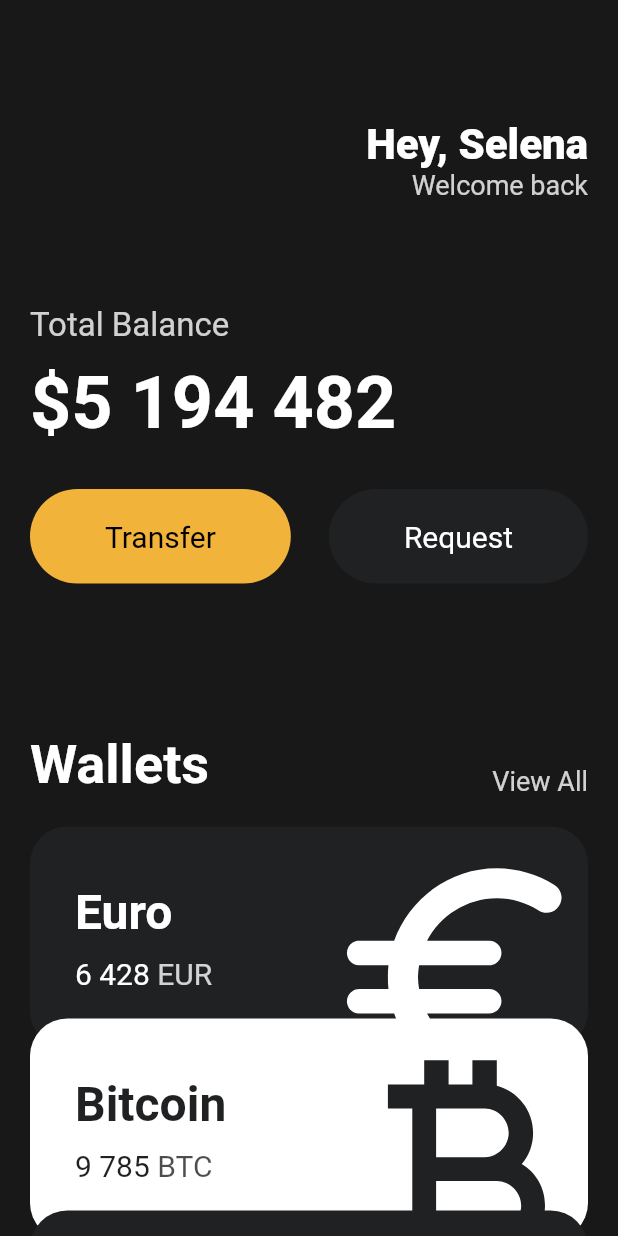
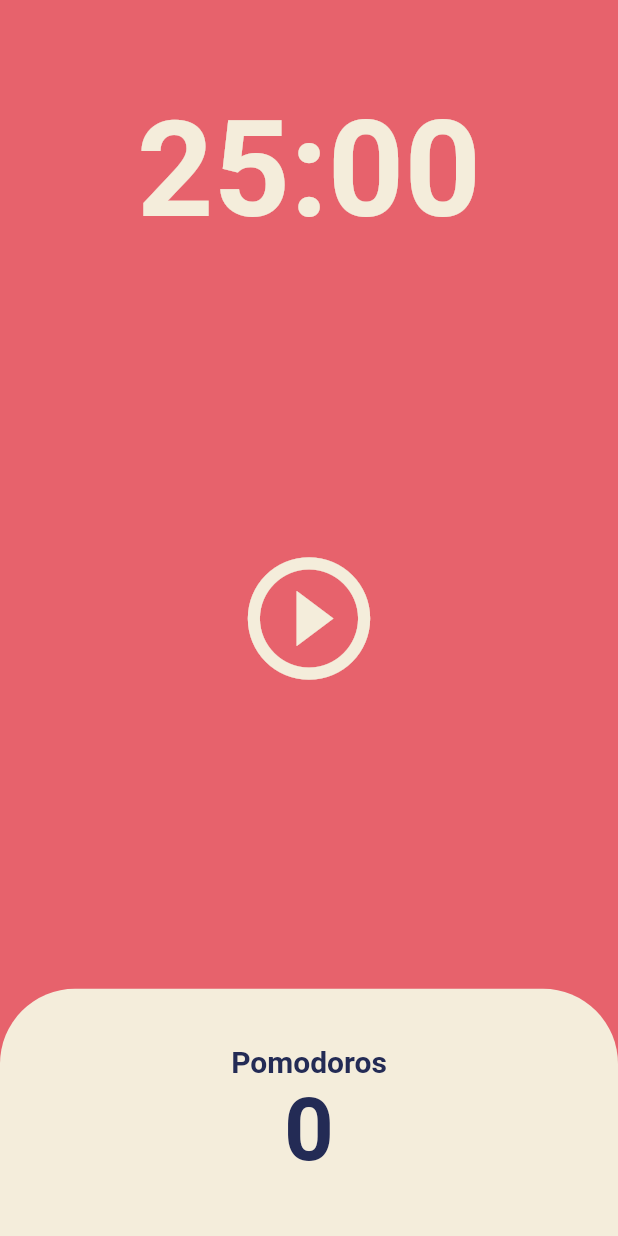
Before and after one commit to hyeseonpark/flutter-practice, a Flutter app: the screen it shows after launch, on a phone screen of 412 x 824 dp. Run offline on Flutter 3.47's test engine with Material 2 defaults, Android fonts, the phone set to English and light mode, and no system bars.

Commit message:
pomodoro app

```diff
--- a/lib/main.dart
+++ b/lib/main.dart
@@ -1,153 +1,26 @@
 import 'package:flutter/material.dart';
-import 'package:toonflix/widgets/button.dart';
-import 'package:toonflix/widgets/currency_card.dart';
-
-class Player {
-  String? name;
-  Player();
-}
+import 'package:toonflix/screens/home_screen.dart';
 
 void main() {
-  runApp(App());
+  runApp(const App());
 }
 
 class App extends StatelessWidget {
+  const App({super.key});
+
   @override
   Widget build(BuildContext context) {
     return MaterialApp(
-      home: Scaffold(
-        backgroundColor: const Color(0xFF181818),
-        body: SingleChildScrollView(
-          child: Padding(
-            padding: const EdgeInsets.symmetric(
-              horizontal: 20,
-            ),
-            child: Column(
-              crossAxisAlignment: CrossAxisAlignment.start,
-              children: [
-                const SizedBox(
-                  height: 80,
-                ),
-                Row(
-                  mainAxisAlignment: MainAxisAlignment.end,
-                  children: [
-                    Column(
-                      crossAxisAlignment: CrossAxisAlignment.end,
-                      children: [
-                        const Text(
-                          'Hey, Selena',
-                          style: TextStyle(
-                            color: Colors.white,
-                            fontSize: 28,
-                            fontWeight: FontWeight.w800,
-                          ),
-                        ),
-                        Text(
-                          'Welcome back',
-                          style: TextStyle(
-                            color: Colors.white.withOpacity(0.8),
-                            fontSize: 18,
-                          ),
-                        ),
-                      ],
-                    )
-                  ],
-                ),
-                const SizedBox(
-                  height: 70,
-                ),
-                Text(
-                  'Total Balance',
-                  style: TextStyle(
-                    fontSize: 22,
-                    color: Colors.white.withOpacity(0.8),
-                  ),
-                ),
-                const SizedBox(
-                  height: 10,
-                ),
-                const Text(
-                  '\$5 194 482',
-                  style: TextStyle(
-                    fontSize: 48,
-                    color: Colors.white,
-                    fontWeight: FontWeight.w600,
-                  ),
-                ),
-                const SizedBox(
-                  height: 30,
-                ),
-                Row(
-                  mainAxisAlignment: MainAxisAlignment.spaceBetween,
-                  children: const [
-                    Button(
-                      text: 'Transfer',
-                      bgColor: Color(0xFFF2B33A),
-                      textColor: Colors.black,
-                    ),
-                    Button(
-                      text: 'Request',
-                      bgColor: Color(0xFF1F2123),
-                      textColor: Colors.white,
-                    ),
-                  ],
-                ),
-                const SizedBox(
-                  height: 100,
-                ),
-                Row(
-                  crossAxisAlignment: CrossAxisAlignment.end,
-                  mainAxisAlignment: MainAxisAlignment.spaceBetween,
-                  children: [
-                    const Text(
-                      'Wallets',
-                      style: TextStyle(
-                        color: Colors.white,
-                        fontSize: 36,
-                        fontWeight: FontWeight.w600,
-                      ),
-                    ),
-                    Text(
-                      'View All',
-                      style: TextStyle(
-                        color: Colors.white.withOpacity(0.8),
-                        fontSize: 18,
-                      ),
-                    ),
-                  ],
-                ),
-                const SizedBox(
-                  height: 20,
-                ),
-                const CurrencyCard(
-                  name: 'Euro',
-                  code: 'EUR',
-                  amount: '6 428',
-                  icon: Icons.euro_rounded,
-                  isInverted: false,
-                  index: 0,
-                ),
-                const CurrencyCard(
-                  name: 'Bitcoin',
-                  code: 'BTC',
-                  amount: '9 785',
-                  icon: Icons.currency_bitcoin,
-                  isInverted: true,
-                  index: 1,
-                ),
-                const CurrencyCard(
-                  name: 'Dollar',
-                  code: 'USD',
-                  amount: '428',
-                  icon: Icons.attach_money_outlined,
-                  isInverted: false,
-                  index: 2,
-                ),
-              ],
-            ),
+      theme: ThemeData(
+        backgroundColor: const Color(0xFFE7626C),
+        textTheme: const TextTheme(
+          headline1: TextStyle(
+            color: Color(0xFF232B55),
           ),
         ),
+        cardColor: const Color(0xFFF4EDDB),
       ),
+      home: const HomeScreen(),
     );
   }
 }
--- /dev/null
+++ b/lib/screens/home_screen.dart
@@ -0,0 +1,171 @@
+import 'dart:async';
+
+import 'package:flutter/material.dart';
+
+class HomeScreen extends StatefulWidget {
+  const HomeScreen({super.key});
+
+  @override
+  State<HomeScreen> createState() => _HomeScreenState();
+}
+
+class _HomeScreenState extends State<HomeScreen> {
+  static const twentyFiveMinutes = 1500;
+  int totalSeconds = twentyFiveMinutes;
+  bool isRunning = false;
+  bool ableRestart = false;
+  int totalPomodoros = 0;
+  late Timer timer;
+
+  void onTick(Timer timer) {
+    if (totalSeconds == 0) {
+      setState(() {
+        totalPomodoros = totalPomodoros + 1;
+        isRunning = false;
+        totalSeconds = twentyFiveMinutes;
+      });
+      timer.cancel();
+    } else {
+      setState(() {
+        totalSeconds = totalSeconds - 1;
+      });
+    }
+  }
+
+  void onStartPressed() {
+    timer = Timer.periodic(
+      const Duration(seconds: 1),
+      onTick, // 괄호를 넣으면 당장 실행한다는 뜻
+    );
+
+    setState(() {
+      isRunning = true;
+      ableRestart = false;
+    });
+  }
+
+  void onPausePressed() {
+    timer.cancel();
+
+    setState(() {
+      isRunning = false;
+      ableRestart = true;
+    });
+  }
+
+  void onRestartPressed() {
+    setState(() {
+      isRunning = false;
+      totalSeconds = twentyFiveMinutes;
+      ableRestart = false;
+    });
+    timer.cancel();
+  }
+
+  String format(int seconds) {
+    var duration = Duration(seconds: seconds);
+    return duration.toString().split(".").first.substring(2);
+  }
+
+  @override
+  Widget build(BuildContext context) {
+    return Scaffold(
+        backgroundColor: Theme.of(context).backgroundColor,
+        body: Column(
+          children: [
+            Flexible(
+              flex: 1,
+              child: Container(
+                alignment: Alignment.bottomCenter,
+                child: Text(format(totalSeconds),
+                    style: TextStyle(
+                      color: Theme.of(context).cardColor,
+                      fontSize: 89,
+                      fontWeight: FontWeight.w600,
+                    )),
+              ),
+            ),
+            Flexible(
+              flex: 3,
+              child: Column(
+                mainAxisAlignment: MainAxisAlignment.center,
+                children: [
+                  Stack(
+                    alignment: Alignment.center,
+                    children: [
+                      Center(
+                        child: IconButton(
+                          iconSize: 98,
+                          color: Theme.of(context).cardColor,
+                          onPressed: () {
+                            isRunning ? onPausePressed() : onStartPressed();
+                          },
+                          icon: Icon(isRunning
+                              ? Icons.pause_circle_outline
+                              : Icons.play_circle_outline),
+                        ),
+                      ),
+                      ableRestart
+                          ? Container(
+                              margin: const EdgeInsets.only(top: 98 + 30 + 10),
+                              child: IconButton(
+                                iconSize: 30,
+                                onPressed: () {
+                                  onRestartPressed();
+                                },
+                                icon: const Icon(
+                                  Icons.restart_alt_outlined,
+                                ),
+                              ),
+                            )
+                          : Container(),
+                    ],
+                  ),
+                ],
+              ),
+            ),
+            Flexible(
+              flex: 1,
+              child: Row(
+                children: [
+                  Expanded(
+                    child: Container(
+                      decoration: BoxDecoration(
+                        color: Theme.of(context).cardColor,
+                        borderRadius: const BorderRadius.only(
+                          topLeft: Radius.circular(50),
+                          topRight: Radius.circular(50),
+                        ),
+                      ),
+                      child: Column(
+                        mainAxisAlignment: MainAxisAlignment.center,
+                        children: [
+                          Text(
+                            'Pomodoros',
+                            style: TextStyle(
+                              fontWeight: FontWeight.w600,
+                              fontSize: 20,
+                              color:
+                                  Theme.of(context).textTheme.headline1!.color,
+                            ),
+                          ),
+                          Text(
+                            '$totalPomodoros',
+                            style: TextStyle(
+                              fontWeight: FontWeight.w600,
+                              fontSize: 58,
+                              color:
+                                  Theme.of(context).textTheme.headline1!.color,
+                            ),
+                          ),
+                        ],
+                      ),
+                    ),
+                  ),
+                ],
+              ),
+            ),
+          ],
+        ));
+  }
+}
```
Also changed, not shown: lib/practice1/main.dart (added, +152 -0 lines), lib/practice1/widgets/button.dart (renamed from lib/widgets/button.dart), lib/practice1/widgets/currency_card.dart (renamed from lib/widgets/currency_card.dart).
